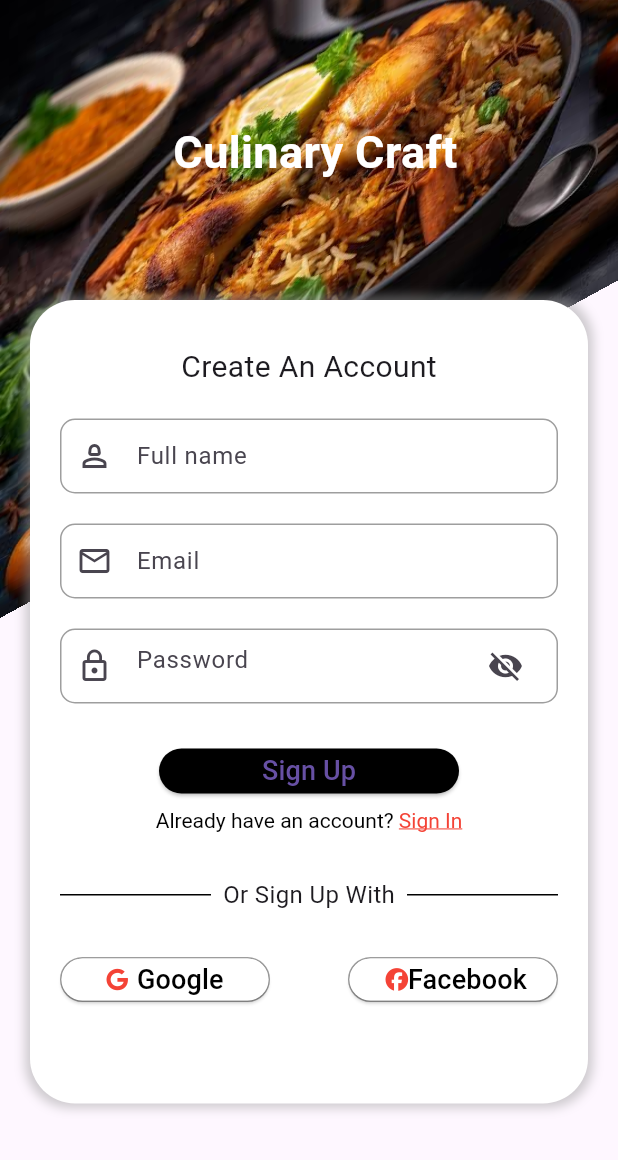
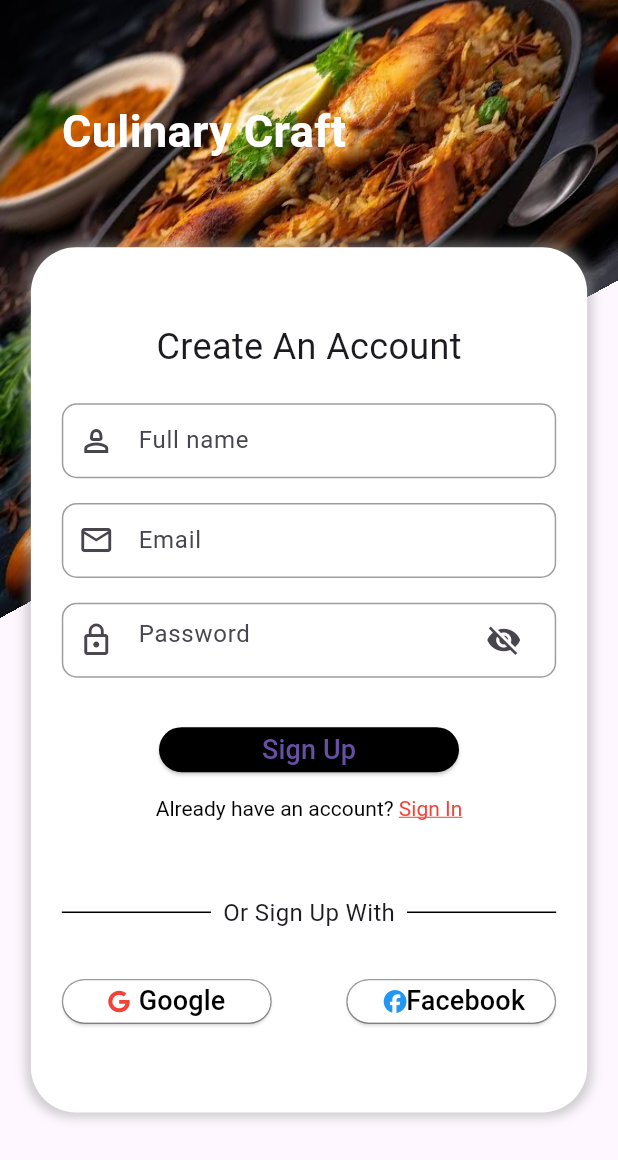
Before and after one commit to reeja1046/recipe_app, a Flutter app: the screen it shows after launch, after a tap on "Skipp >>", on a phone screen of 412 x 824 dp. Shown: the top 1160 px of the screen. Run offline on Flutter 3.47's test engine with Material 3 defaults, Android fonts, the phone set to English and light mode, and no system bars; our stand-ins replace font_awesome_flutter.

Commit message:
Sign up page ui

```diff
--- a/lib/view/screens/login_screen.dart/login_screen.dart
+++ b/lib/view/screens/login_screen.dart/login_screen.dart
@@ -13,9 +13,9 @@ class _SignUpScreenState extends State<SignUpScreen> {
   Widget build(BuildContext context) {
     var kWidth = MediaQuery.of(context).size.width;
     var kHeight = MediaQuery.of(context).size.height;
-    var kHeight20 = const SizedBox(height: 20);
-    var kHeigth10 = const SizedBox(height: 10);
-    var kHeight30 = const SizedBox(height: 30);
+    var kHeight20 = SizedBox(height: kHeight * 0.04);
+    var kHeight10 = SizedBox(height: kHeight * 0.02);
+    var kHeight30 = SizedBox(height: kHeight * 0.06);
 
     return Scaffold(
       body: ClipRect(
@@ -31,36 +31,36 @@ class _SignUpScreenState extends State<SignUpScreen> {
               child: Transform(
                 transform: Matrix4.skewY(-0.5),
                 child: Container(
-                  width: 200,
+                  width: kWidth,
                   height: kHeight * 0.5,
                   decoration: const BoxDecoration(
-                      image: DecorationImage(
-                          fit: BoxFit.fill,
-                          image: AssetImage('assets/chicken biriyani.jpg'))),
+                    image: DecorationImage(
+                      fit: BoxFit.fill,
+                      image: AssetImage('assets/chicken biriyani.jpg'),
+                    ),
+                  ),
                 ),
               ),
             ),
             Positioned(
-              top: 80,
-              left: (kWidth -
-                      getTextWidth(
-                          'Culinary Craft', const TextStyle(fontSize: 30))) /
-                  2,
+              top: kHeight * 0.08,
+              left: kWidth * 0.1,
               child: const Text(
                 'Culinary Craft',
                 style: TextStyle(
-                    color: Colors.white,
-                    fontSize: 30,
-                    fontWeight: FontWeight.bold),
+                  color: Colors.white,
+                  fontSize: 30,
+                  fontWeight: FontWeight.bold,
+                ),
               ),
             ),
             Positioned(
-              top: 200,
-              left: 20,
-              right: 20,
+              top: kHeight * 0.2,
+              left: kWidth * 0.05,
+              right: kWidth * 0.05,
               child: Container(
-                height: kHeight * 0.65,
-                width: kWidth - 40,
+                height: kHeight * 0.7,
+                width: kWidth * 0.9,
                 decoration: BoxDecoration(
                   borderRadius: BorderRadius.circular(30),
                   color: Colors.white,
@@ -78,30 +78,33 @@ class _SignUpScreenState extends State<SignUpScreen> {
                     kHeight30,
                     const Text(
                       'Create An Account',
-                      style: TextStyle(fontSize: 20),
+                      style: TextStyle(fontSize: 24),
                     ),
                     Padding(
-                      padding: const EdgeInsets.all(20.0),
+                      padding: EdgeInsets.all(kWidth * 0.05),
                       child: Column(
                         children: [
                           buildTextField(
-                              hintText: 'Full name',
-                              icon: Icons.person_2_outlined),
+                            hintText: 'Full name',
+                            icon: Icons.person_2_outlined,
+                          ),
+                          kHeight10,
+                          buildTextField(
+                            hintText: 'Email',
+                            icon: Icons.email_outlined,
+                          ),
+                          kHeight10,
+                          const PasswordTextField(),
                           kHeight20,
-                          buildTextField(
-                              hintText: 'Email', icon: Icons.email_outlined),
-                          kHeight20,
-                          const PasswordTextField(),
-                          kHeight30,
                           buildElevatedButton(
                             'Sign Up',
                             onPressed: () {},
                           ),
-                          kHeigth10,
+                          kHeight10,
                           buildRichTextWithNavigation(),
                           kHeight30,
                           buildDividerWithText('Or Sign Up With'),
-                          kHeight30,
+                          kHeight20,
                           buildSocialLoginButtons(),
                         ],
                       ),
--- a/lib/view/screens/login_screen.dart/widgets.dart
+++ b/lib/view/screens/login_screen.dart/widgets.dart
@@ -1,6 +1,5 @@
 import 'package:flutter/material.dart';
 import 'package:font_awesome_flutter/font_awesome_flutter.dart';
-
 
 double getTextWidth(String text, TextStyle style) {
   final TextPainter textPainter = TextPainter(
@@ -29,7 +28,6 @@ Widget buildTextField({required IconData icon, required String hintText}) {
     ),
   );
 }
-
 
 class PasswordTextField extends StatefulWidget {
   const PasswordTextField({Key? key}) : super(key: key);
@@ -72,8 +70,6 @@ class _PasswordTextFieldState extends State<PasswordTextField> {
     );
   }
 }
-
-
 
 Widget buildElevatedButton(String text, {required VoidCallback onPressed}) {
   return SizedBox(
@@ -151,14 +147,18 @@ Widget buildSocialLoginButtons() {
   return Row(
     mainAxisAlignment: MainAxisAlignment.spaceBetween,
     children: [
-      buildSocialLoginButton(icon: FontAwesomeIcons.google, label: 'Google'),
       buildSocialLoginButton(
-          icon: FontAwesomeIcons.facebook, label: 'Facebook'),
+          icon: FontAwesomeIcons.google, label: 'Google', color: Colors.red),
+      buildSocialLoginButton(
+          icon: FontAwesomeIcons.facebook,
+          label: 'Facebook',
+          color: Colors.blue),
     ],
   );
 }
 
-Widget buildSocialLoginButton({required IconData icon, required String label}) {
+Widget buildSocialLoginButton(
+    {required IconData icon, required String label, required var color}) {
   return SizedBox(
     width: 140,
     height: 30,
@@ -182,7 +182,7 @@ Widget buildSocialLoginButton({required IconData icon, required String label}) {
           children: [
             FaIcon(
               icon,
-              color: Colors.red,
+              color: color,
               size: 15,
             ),
             Text(
```
